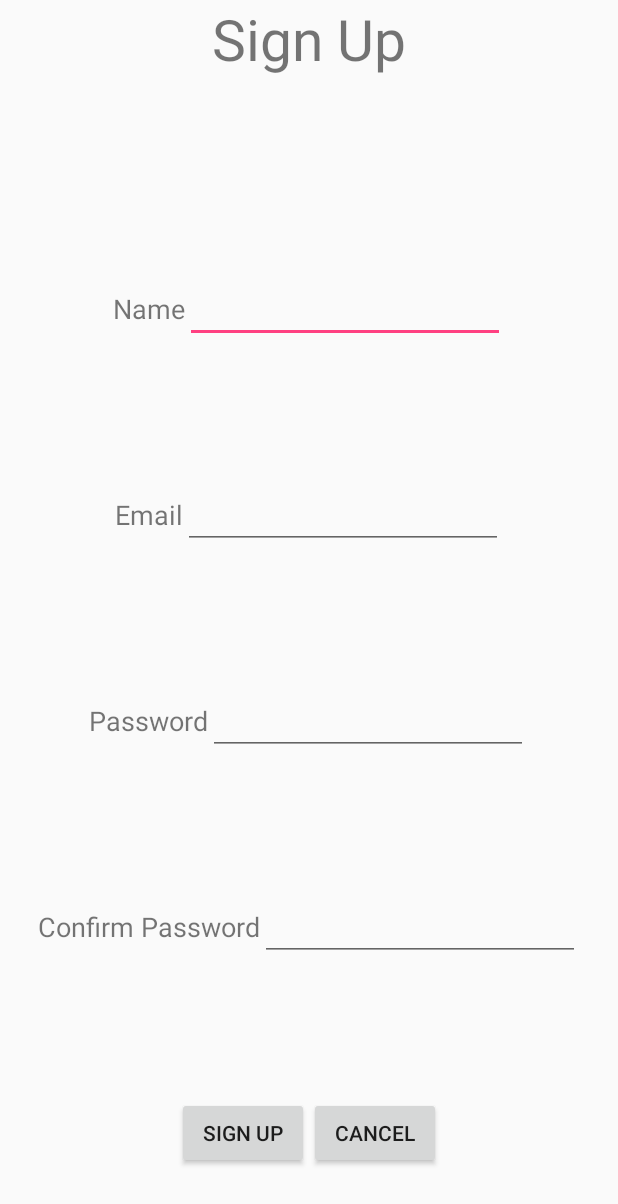
After one commit to AlstonLin/PennApps-Android, an Android app: the SignUpActivity screen opened directly, with no data from a screen before it, on a phone screen of 412 x 824 dp. The commit adds this screen. Shown: the top 1204 px of the screen. Run offline under Robolectric (Android 15) with nearby library versions, the phone set to English and light mode, and no system bars.

```diff
--- a/app/build.gradle
+++ b/app/build.gradle
@@ -6,7 +6,7 @@ android {
 
     defaultConfig {
         applicationId "io.alstonlin.pennapps_android"
-        minSdkVersion 15
+        minSdkVersion 21
         targetSdkVersion 23
         versionCode 1
         versionName "1.0"
@@ -23,4 +23,6 @@ dependencies {
     compile fileTree(dir: 'libs', include: ['*.jar'])
     testCompile 'junit:junit:4.12'
     compile 'com.android.support:appcompat-v7:23.1.1'
+    compile 'com.android.support:design:23.1.1'
+    compile 'com.android.support:support-v13:23.1.1'
 }
--- /dev/null
+++ b/app/src/main/java/io/alstonlin/pennapps_android/SignUpActivity.java
@@ -0,0 +1,29 @@
+package io.alstonlin.pennapps_android;
+
+import android.content.Intent;
+import android.os.Bundle;
+import android.support.design.widget.FloatingActionButton;
+import android.support.design.widget.Snackbar;
+import android.support.v7.app.AppCompatActivity;
+import android.support.v7.widget.Toolbar;
+import android.view.View;
+
+public class SignUpActivity extends AppCompatActivity {
+
+    @Override
+    protected void onCreate(Bundle savedInstanceState) {
+        super.onCreate(savedInstanceState);
+        setContentView(R.layout.activity_sign_up);
+    }
+
+    public void clickSignUp(View v){
+        // TODO: Add the Signup stuff
+        Intent intent = new Intent(this, MainActivity.class);
+        startActivity(intent);
+    }
+
+    public void clickCancel(View v){
+        Intent intent = new Intent(this, MainActivity.class);
+        startActivity(intent);
+    }
+}
--- /dev/null
+++ b/app/src/main/res/layout/activity_app.xml
@@ -0,0 +1,6 @@
+<android.support.v4.view.ViewPager xmlns:android="http://schemas.android.com/apk/res/android"
+    xmlns:tools="http://schemas.android.com/tools"
+    android:id="@+id/container"
+    android:layout_width="match_parent"
+    android:layout_height="match_parent"
+    tools:context="io.alstonlin.pennapps_android.AppActivity" />
--- a/app/src/main/res/layout/activity_main.xml
+++ b/app/src/main/res/layout/activity_main.xml
@@ -57,11 +57,13 @@
         android:layout_height="wrap_content"
         android:text="Login"
         android:id="@+id/login"
+        android:onClick="clickLogin"
         android:layout_gravity="center" />
     <Button
         android:layout_width="wrap_content"
         android:layout_height="wrap_content"
         android:text="Sign Up"
         android:id="@+id/sign_up"
+        android:onClick="clickSignUp"
         android:layout_gravity="center" />
 </LinearLayout>
--- /dev/null
+++ b/app/src/main/res/layout/activity_sign_up.xml
@@ -0,0 +1,114 @@
+<?xml version="1.0" encoding="utf-8"?>
+<LinearLayout xmlns:android="http://schemas.android.com/apk/res/android"
+    xmlns:tools="http://schemas.android.com/tools"
+    android:layout_width="match_parent"
+    android:layout_height="match_parent"
+    android:orientation="vertical"
+    tools:context="io.alstonlin.pennapps_android.MainActivity">
+
+    <TextView
+        android:layout_width="wrap_content"
+        android:layout_height="0dp"
+        android:layout_weight="1"
+        android:text="Sign Up"
+        android:textSize="38sp"
+        android:layout_gravity="center_horizontal"
+        android:id="@+id/textView" />
+
+    <LinearLayout
+        android:layout_width="match_parent"
+        android:layout_height="0dp"
+        android:gravity="center"
+        android:layout_weight="1">
+        <TextView
+            android:layout_width="wrap_content"
+            android:layout_height="wrap_content"
+            android:text="Name"
+            android:textSize="18sp" />
+
+        <EditText
+            android:layout_width="wrap_content"
+            android:layout_height="wrap_content"
+            android:inputType="textEmailAddress"
+            android:ems="10"
+            android:id="@+id/name" />
+    </LinearLayout>
+
+    <LinearLayout
+        android:layout_width="match_parent"
+        android:layout_height="0dp"
+        android:gravity="center"
+        android:layout_weight="1">
+        <TextView
+            android:layout_width="wrap_content"
+            android:layout_height="wrap_content"
+            android:text="Email"
+            android:textSize="18sp" />
+
+        <EditText
+            android:layout_width="wrap_content"
+            android:layout_height="wrap_content"
+            android:inputType="textEmailAddress"
+            android:ems="10"
+            android:id="@+id/email" />
+    </LinearLayout>
+
+    <LinearLayout
+        android:layout_width="match_parent"
+        android:layout_height="0dp"
+        android:gravity="center"
+        android:layout_weight="1">
+        <TextView
+            android:layout_width="wrap_content"
+            android:layout_height="wrap_content"
+            android:text="Password"
+            android:textSize="18sp" />
+        <EditText
+            android:layout_width="wrap_content"
+            android:layout_height="wrap_content"
+            android:inputType="textPassword"
+            android:ems="10"
+            android:id="@+id/password" />
+
+    </LinearLayout>
+
+    <LinearLayout
+        android:layout_width="match_parent"
+        android:layout_height="0dp"
+        android:gravity="center"
+        android:layout_weight="1">
+        <TextView
+            android:layout_width="wrap_content"
+            android:layout_height="wrap_content"
+            android:text="Confirm Password"
+            android:textSize="18sp" />
+        <EditText
+            android:layout_width="wrap_content"
+            android:layout_height="wrap_content"
+            android:inputType="textPassword"
+            android:ems="10"
+            android:id="@+id/confirm_password" />
+
+    </LinearLayout>
+
+    <LinearLayout
+        android:layout_width="match_parent"
+        android:layout_height="0dp"
+        android:gravity="center"
+        android:layout_weight="1">
+        <Button
+            android:layout_width="wrap_content"
+            android:layout_height="wrap_content"
+            android:text="Sign Up"
+            android:id="@+id/sign_up"
+            android:onClick="clickSignUp"
+            android:layout_gravity="center" />
+        <Button
+            android:layout_width="wrap_content"
+            android:layout_height="wrap_content"
+            android:text="Cancel"
+            android:id="@+id/cancel"
+            android:onClick="clickCancel"
+            android:layout_gravity="center" />
+    </LinearLayout>
+</LinearLayout>
--- /dev/null
+++ b/app/src/main/res/values-v21/styles.xml
@@ -0,0 +1,9 @@
+<resources>>
+
+    <style name="AppTheme.NoActionBar">
+        <item name="windowActionBar">false</item>
+        <item name="windowNoTitle">true</item>
+        <item name="android:windowDrawsSystemBarBackgrounds">true</item>
+        <item name="android:statusBarColor">@android:color/transparent</item>
+    </style>
+</resources>
--- a/app/src/main/res/values/dimens.xml
+++ b/app/src/main/res/values/dimens.xml
@@ -2,4 +2,6 @@
     <!-- Default screen margins, per the Android Design guidelines. -->
     <dimen name="activity_horizontal_margin">16dp</dimen>
     <dimen name="activity_vertical_margin">16dp</dimen>
+    <dimen name="fab_margin">16dp</dimen>
+    <dimen name="appbar_padding_top">8dp</dimen>
 </resources>
--- a/app/src/main/res/values/strings.xml
+++ b/app/src/main/res/values/strings.xml
@@ -1,3 +1,7 @@
 <resources>
     <string name="app_name">PennApps-Android</string>
+    <string name="title_activity_sign_up">SignUp</string>
+    <string name="title_activity_app">AppActivity</string>
+    <string name="action_settings">Settings</string>
+    <string name="section_format">Hello World from section: %1$d</string>
 </resources>
--- a/app/src/main/res/values/styles.xml
+++ b/app/src/main/res/values/styles.xml
@@ -1,11 +1,20 @@
 <resources>
 
     <!-- Base application theme. -->
-    <style name="AppTheme" parent="Theme.AppCompat.Light.DarkActionBar">
+    <style name="AppTheme" parent="Base.Theme.AppCompat.Light.DarkActionBar">
         <!-- Customize your theme here. -->
         <item name="colorPrimary">@color/colorPrimary</item>
         <item name="colorPrimaryDark">@color/colorPrimaryDark</item>
         <item name="colorAccent">@color/colorAccent</item>
     </style>
 
+    <style name="AppTheme.NoActionBar">
+        <item name="windowActionBar">false</item>
+        <item name="windowNoTitle">true</item>
+    </style>
+
+    <style name="AppTheme.AppBarOverlay" parent="ThemeOverlay.AppCompat.Dark.ActionBar" />
+
+    <style name="AppTheme.PopupOverlay" parent="ThemeOverlay.AppCompat.Light" />
+
 </resources>
```
Also changed, not shown: app/src/main/AndroidManifest.xml (+7 -0 lines), app/src/main/java/io/alstonlin/pennapps_android/AppActivity.java (added, +94 -0 lines), app/src/main/java/io/alstonlin/pennapps_android/MainActivity.java (+13 -0 lines), app/src/main/res/layout/fragment_app.xml (added, +16 -0 lines), app/src/main/res/menu/menu_app.xml (added, +9 -0 lines), 1 other file.
